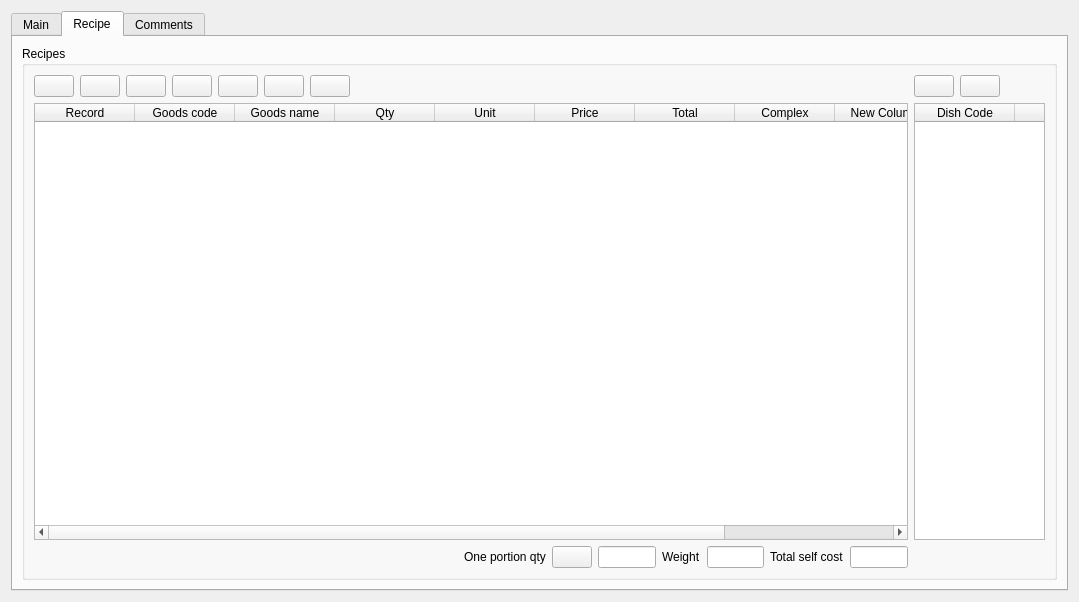
Qt form Editors/c5dishwidget.ui (End1-1/Cafe5) before a commit.
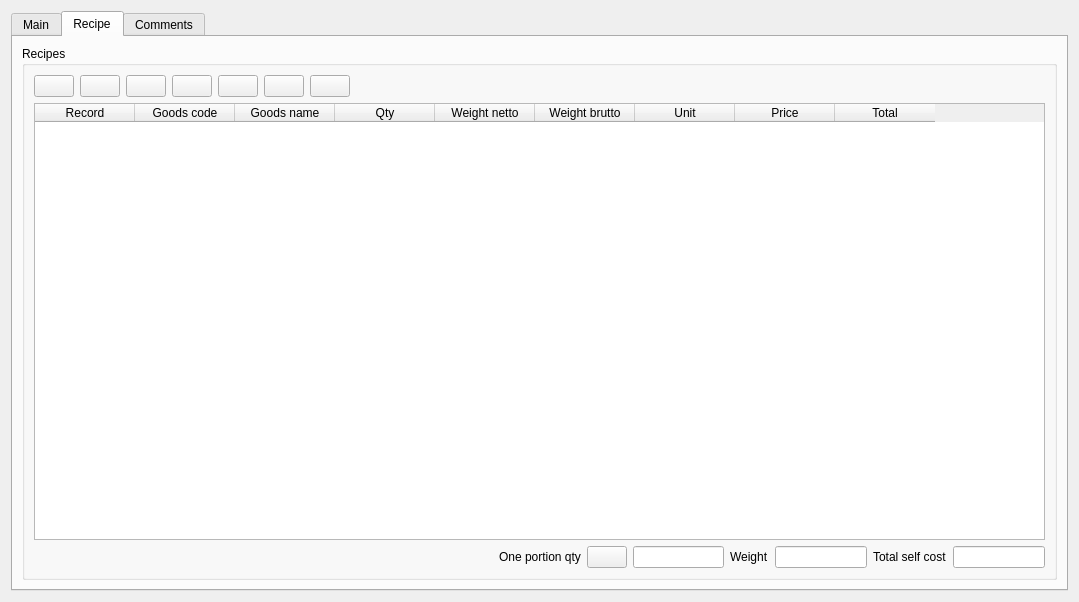
The same form after that commit. The open tabs and pages were chosen to show the change. Icons and pictures are not drawn. Custom widgets are drawn as their Qt base class.

```diff
--- a/Editors/c5dishwidget.ui
+++ b/Editors/c5dishwidget.ui
@@ -381,6 +381,61 @@
           <string>Recipes</string>
          </property>
          <layout class="QGridLayout" name="gridLayout_4">
+          <item row="2" column="0">
+           <widget class="C5TableWidget" name="tblRecipe">
+            <property name="sizePolicy">
+             <sizepolicy hsizetype="Expanding" vsizetype="Expanding">
+              <horstretch>0</horstretch>
+              <verstretch>2</verstretch>
+             </sizepolicy>
+            </property>
+            <column>
+             <property name="text">
+              <string>Record</string>
+             </property>
+            </column>
+            <column>
+             <property name="text">
+              <string>Goods code</string>
+             </property>
+            </column>
+            <column>
+             <property name="text">
+              <string>Goods name</string>
+             </property>
+            </column>
+            <column>
+             <property name="text">
+              <string>Qty</string>
+             </property>
+            </column>
+            <column>
+             <property name="text">
+              <string>Weight netto</string>
+             </property>
+            </column>
+            <column>
+             <property name="text">
+              <string>Weight brutto</string>
+             </property>
+            </column>
+            <column>
+             <property name="text">
+              <string>Unit</string>
+             </property>
+            </column>
+            <column>
+             <property name="text">
+              <string>Price</string>
+             </property>
+            </column>
+            <column>
+             <property name="text">
+              <string>Total</string>
+             </property>
+            </column>
+           </widget>
+          </item>
           <item row="0" column="0">
            <widget class="QWidget" name="widget" native="true">
             <layout class="QHBoxLayout" name="horizontalLayout">
@@ -678,189 +733,6 @@
             </layout>
            </widget>
           </item>
-          <item row="2" column="0">
-           <widget class="C5TableWidget" name="tblRecipe">
-            <property name="sizePolicy">
-             <sizepolicy hsizetype="Expanding" vsizetype="Expanding">
-              <horstretch>0</horstretch>
-              <verstretch>2</verstretch>
-             </sizepolicy>
-            </property>
-            <column>
-             <property name="text">
-              <string>Record</string>
-             </property>
-            </column>
-            <column>
-             <property name="text">
-              <string>Goods code</string>
-             </property>
-            </column>
-            <column>
-             <property name="text">
-              <string>Goods name</string>
-             </property>
-            </column>
-            <column>
-             <property name="text">
-              <string>Qty</string>
-             </property>
-            </column>
-            <column>
-             <property name="text">
-              <string>Unit</string>
-             </property>
-            </column>
-            <column>
-             <property name="text">
-              <string>Price</string>
-             </property>
-            </column>
-            <column>
-             <property name="text">
-              <string>Total</string>
-             </property>
-            </column>
-            <column>
-             <property name="text">
-              <string>Complex</string>
-             </property>
-            </column>
-            <column>
-             <property name="text">
-              <string>New Column</string>
-             </property>
-            </column>
-            <column>
-             <property name="text">
-              <string>BaseQty</string>
-             </property>
-            </column>
-           </widget>
-          </item>
-          <item row="2" column="1">
-           <widget class="QWidget" name="widget_3" native="true">
-            <property name="minimumSize">
-             <size>
-              <width>0</width>
-              <height>0</height>
-             </size>
-            </property>
-            <property name="maximumSize">
-             <size>
-              <width>330</width>
-              <height>16777215</height>
-             </size>
-            </property>
-            <layout class="QVBoxLayout" name="verticalLayout_2">
-             <property name="leftMargin">
-              <number>0</number>
-             </property>
-             <property name="topMargin">
-              <number>0</number>
-             </property>
-             <property name="rightMargin">
-              <number>0</number>
-             </property>
-             <property name="bottomMargin">
-              <number>0</number>
-             </property>
-             <item>
-              <widget class="C5TableWidget" name="tblComplex">
-               <property name="sizePolicy">
-                <sizepolicy hsizetype="Expanding" vsizetype="Expanding">
-                 <horstretch>0</horstretch>
-                 <verstretch>2</verstretch>
-                </sizepolicy>
-               </property>
-               <property name="horizontalScrollBarPolicy">
-                <enum>Qt::ScrollBarAlwaysOff</enum>
-               </property>
-               <column>
-                <property name="text">
-                 <string>Dish Code</string>
-                </property>
-               </column>
-               <column>
-                <property name="text">
-                 <string>Dish</string>
-                </property>
-               </column>
-               <column>
-                <property name="text">
-                 <string>Qty</string>
-                </property>
-               </column>
-              </widget>
-             </item>
-            </layout>
-           </widget>
-          </item>
-          <item row="0" column="1">
-           <widget class="QWidget" name="widget_4" native="true">
-            <property name="maximumSize">
-             <size>
-              <width>300</width>
-              <height>16777215</height>
-             </size>
-            </property>
-            <layout class="QHBoxLayout" name="horizontalLayout_4">
-             <property name="leftMargin">
-              <number>0</number>
-             </property>
-             <property name="topMargin">
-              <number>0</number>
-             </property>
-             <property name="rightMargin">
-              <number>0</number>
-             </property>
-             <property name="bottomMargin">
-              <number>0</number>
-             </property>
-             <item>
-              <widget class="QPushButton" name="btnAddDish">
-               <property name="focusPolicy">
-                <enum>Qt::NoFocus</enum>
-               </property>
-               <property name="text">
-                <string/>
-               </property>
-               <property name="icon">
-                <iconset resource="../resources/res.qrc">
-                 <normaloff>:/add.png</normaloff>:/add.png</iconset>
-               </property>
-              </widget>
-             </item>
-             <item>
-              <widget class="QPushButton" name="btnDeleteDish">
-               <property name="focusPolicy">
-                <enum>Qt::NoFocus</enum>
-               </property>
-               <property name="text">
-                <string/>
-               </property>
-               <property name="icon">
-                <iconset resource="../resources/res.qrc">
-                 <normaloff>:/remove.png</normaloff>:/remove.png</iconset>
-               </property>
-              </widget>
-             </item>
-             <item>
-              <spacer name="horizontalSpacer_3">
-               <property name="orientation">
-                <enum>Qt::Horizontal</enum>
-               </property>
-               <property name="sizeHint" stdset="0">
-                <size>
-                 <width>584</width>
-                 <height>20</height>
-                </size>
-               </property>
-              </spacer>
-             </item>
-            </layout>
-           </widget>
-          </item>
          </layout>
         </widget>
        </item>
@@ -978,6 +850,11 @@
   </layout>
  </widget>
  <customwidgets>
+  <customwidget>
+   <class>C5LineEditWithSelector</class>
+   <extends>QLineEdit</extends>
+   <header location="global">c5lineeditwithselector.h</header>
+  </customwidget>
   <customwidget>
    <class>C5TableWidget</class>
    <extends>QTableWidget</extends>
@@ -988,11 +865,6 @@
    <extends>QCheckBox</extends>
    <header location="global">c5checkbox.h</header>
   </customwidget>
-  <customwidget>
-   <class>C5LineEditWithSelector</class>
-   <extends>QLineEdit</extends>
-   <header location="global">c5lineeditwithselector.h</header>
-  </customwidget>
  </customwidgets>
  <tabstops>
   <tabstop>leCode</tabstop>
```
Left out of the diff: 9 changed lines with no effect on the pictures.
